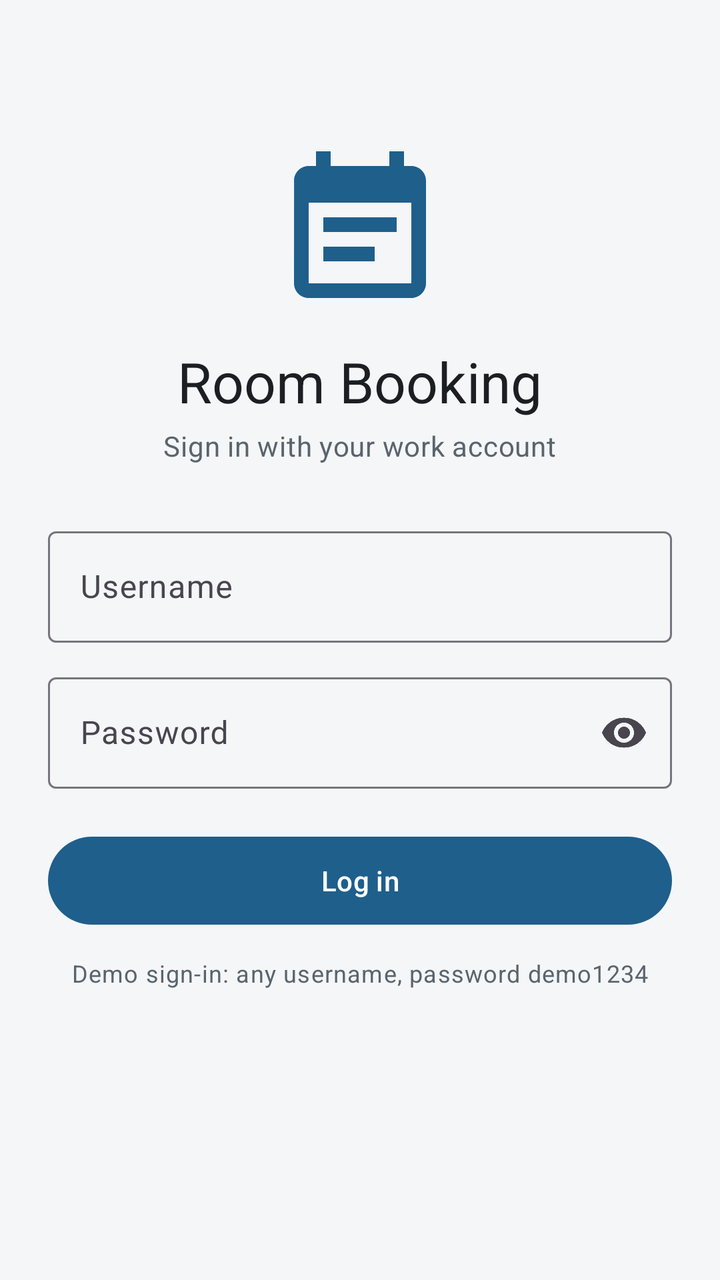
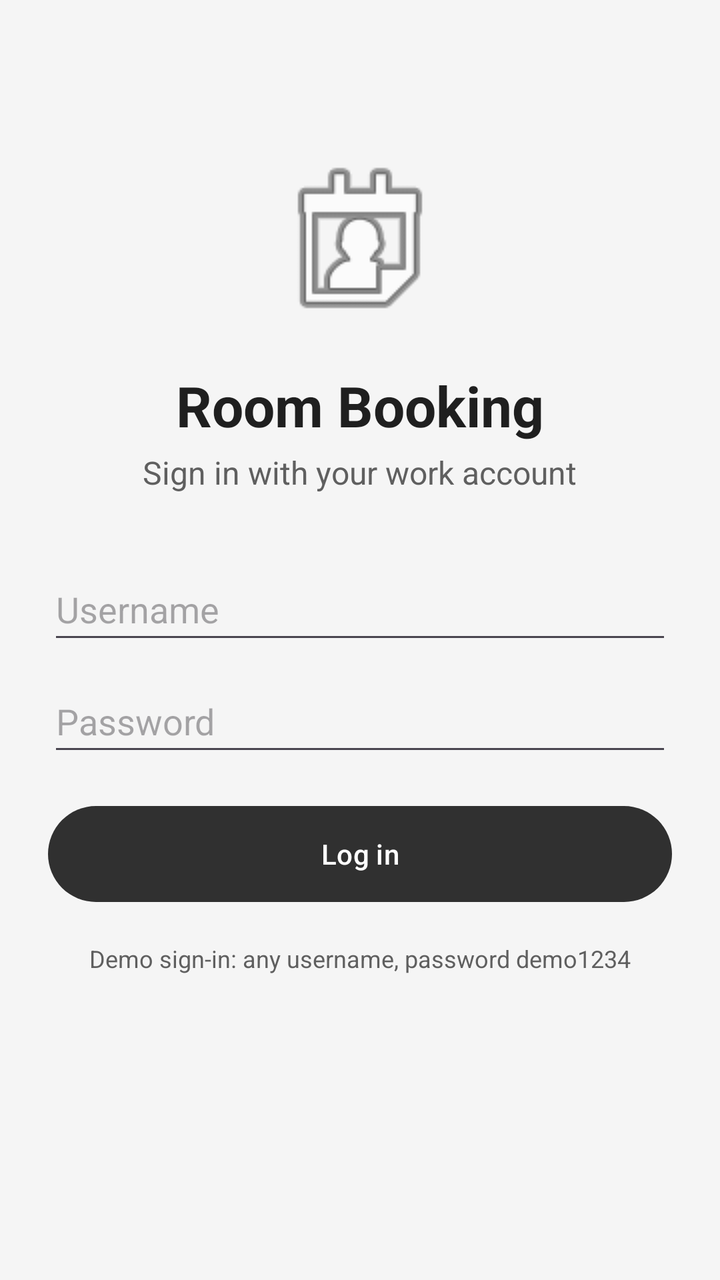

An Android layout rendered at two revisions. The XML below is the earlier revision; the diff shows what the commit changed to produce the second picture.
<!-- AndroidManifest.xml: application theme Theme.RoomBooking -->
<!-- res/layout/activity_login.xml -->
<?xml version="1.0" encoding="utf-8"?>
<ScrollView xmlns:android="http://schemas.android.com/apk/res/android"
    xmlns:app="http://schemas.android.com/apk/res-auto"
    xmlns:tools="http://schemas.android.com/tools"
    android:layout_width="match_parent"
    android:layout_height="match_parent"
    android:fillViewport="true">

    <LinearLayout
        android:layout_width="match_parent"
        android:layout_height="wrap_content"
        android:gravity="center_horizontal"
        android:orientation="vertical"
        android:padding="24dp">

        <ImageView
            android:layout_width="88dp"
            android:layout_height="88dp"
            android:layout_marginTop="48dp"
            android:contentDescription="@string/logo_description"
            android:src="@drawable/ic_event_note"
            app:tint="@color/brand" />

        <TextView
            android:layout_width="wrap_content"
            android:layout_height="wrap_content"
            android:layout_marginTop="12dp"
            android:text="@string/login_title"
            android:textAppearance="?attr/textAppearanceHeadlineMedium"
            android:textColor="@color/text_primary" />

        <TextView
            android:layout_width="wrap_content"
            android:layout_height="wrap_content"
            android:layout_marginTop="4dp"
            android:layout_marginBottom="28dp"
            android:text="@string/login_subtitle"
            android:textAppearance="?attr/textAppearanceBodyMedium"
            android:textColor="@color/text_secondary" />

        <com.google.android.material.textfield.TextInputLayout
            android:id="@+id/user_layout"
            style="@style/Widget.Material3.TextInputLayout.OutlinedBox"
            android:layout_width="match_parent"
            android:layout_height="wrap_content"
            android:hint="@string/hint_username">

            <com.google.android.material.textfield.TextInputEditText
                android:id="@+id/et_user"
                android:layout_width="match_parent"
                android:layout_height="wrap_content"
                android:inputType="textEmailAddress"
                android:minHeight="48dp" />
        </com.google.android.material.textfield.TextInputLayout>

        <com.google.android.material.textfield.TextInputLayout
            android:id="@+id/pass_layout"
            style="@style/Widget.Material3.TextInputLayout.OutlinedBox"
            android:layout_width="match_parent"
            android:layout_height="wrap_content"
            android:layout_marginTop="12dp"
            android:hint="@string/hint_password"
            app:endIconMode="password_toggle">

            <com.google.android.material.textfield.TextInputEditText
                android:id="@+id/et_pass"
                android:layout_width="match_parent"
                android:layout_height="wrap_content"
                android:inputType="textPassword"
                android:minHeight="48dp" />
        </com.google.android.material.textfield.TextInputLayout>

        <TextView
            android:id="@+id/tv_login_error"
            android:layout_width="wrap_content"
            android:layout_height="wrap_content"
            android:layout_marginTop="8dp"
            android:text="@string/error_wrong_credentials"
            android:textAppearance="?attr/textAppearanceBodyMedium"
            android:textColor="@color/error_text"
            android:visibility="gone" />

        <com.google.android.material.button.MaterialButton
            android:id="@+id/btn_login"
            android:layout_width="match_parent"
            android:layout_height="wrap_content"
            android:layout_marginTop="20dp"
            android:minHeight="52dp"
            android:text="@string/login_button" />

        <TextView
            android:layout_width="wrap_content"
            android:layout_height="wrap_content"
            android:layout_marginTop="12dp"
            android:text="@string/login_demo_hint"
            android:textAppearance="?attr/textAppearanceBodySmall"
            android:textColor="@color/text_secondary" />

    </LinearLayout>
</ScrollView>
<!-- resources referenced by this layout -->
<resources>
  <color name="brand">#1F5F8B</color>
  <color name="error_text">#B3261E</color>
  <color name="text_primary">#1B1F23</color>
  <color name="text_secondary">#5A646E</color>
  <!-- drawable ic_event_note (drawable) -->
  <?xml version="1.0" encoding="utf-8"?>
  <vector xmlns:android="http://schemas.android.com/apk/res/android"
      android:width="24dp"
      android:height="24dp"
      android:viewportWidth="24"
      android:viewportHeight="24"
      android:tint="?attr/colorControlNormal">
      <path
          android:fillColor="@android:color/white"
          android:pathData="M17,10H7v2h10v-2zM19,3h-1V1h-2v2H8V1H6v2H5c-1.11,0 -1.99,0.9 -1.99,2L3,19c0,1.1 0.89,2 2,2h14c1.1,0 2,-0.9 2,-2V5c0,-1.1 -0.9,-2 -2,-2zM19,19H5V8h14v11zM14,14H7v2h7v-2z" />
  </vector>
  <string name="error_wrong_credentials">Wrong username or password</string>
  <string name="hint_password">Password</string>
  <string name="hint_username">Username</string>
  <string name="login_button">Log in</string>
  <string name="login_demo_hint">Demo sign-in: any username, password demo1234</string>
  <string name="login_subtitle">Sign in with your work account</string>
  <string name="login_title">Room Booking</string>
  <string name="logo_description">Room Booking app logo</string>
  <style name="Theme.RoomBooking" parent="Theme.Material3.Light.NoActionBar">
          <item name="colorPrimary">@color/brand</item>
          <item name="colorOnPrimary">@color/white</item>
          <item name="colorSecondary">@color/brand_dark</item>
          <item name="android:colorBackground">@color/background</item>
          <item name="android:windowBackground">@color/background</item>
          <item name="android:statusBarColor">@color/background</item>
          <item name="android:windowLightStatusBar">true</item>
      </style>
  <color name="white">#FFFFFF</color>
  <color name="brand_dark">#163F5C</color>
  <color name="background">#F4F6F8</color>
</resources>

<!-- the commit's change to res/layout/activity_login.xml (unified diff, before → after) -->
@@ -1,7 +1,5 @@
 <?xml version="1.0" encoding="utf-8"?>
 <ScrollView xmlns:android="http://schemas.android.com/apk/res/android"
-    xmlns:app="http://schemas.android.com/apk/res-auto"
-    xmlns:tools="http://schemas.android.com/tools"
     android:layout_width="match_parent"
     android:layout_height="match_parent"
     android:fillViewport="true">
@@ -14,87 +12,72 @@
         android:padding="24dp">
 
         <ImageView
-            android:layout_width="88dp"
-            android:layout_height="88dp"
+            android:layout_width="96dp"
+            android:layout_height="96dp"
             android:layout_marginTop="48dp"
             android:contentDescription="@string/logo_description"
-            android:src="@drawable/ic_event_note"
-            app:tint="@color/brand" />
+            android:src="@android:drawable/ic_menu_my_calendar" />
 
         <TextView
             android:layout_width="wrap_content"
             android:layout_height="wrap_content"
-            android:layout_marginTop="12dp"
+            android:layout_marginTop="16dp"
             android:text="@string/login_title"
-            android:textAppearance="?attr/textAppearanceHeadlineMedium"
-            android:textColor="@color/text_primary" />
+            android:textColor="@color/text_primary"
+            android:textSize="28sp"
+            android:textStyle="bold" />
 
         <TextView
             android:layout_width="wrap_content"
             android:layout_height="wrap_content"
             android:layout_marginTop="4dp"
-            android:layout_marginBottom="28dp"
             android:text="@string/login_subtitle"
-            android:textAppearance="?attr/textAppearanceBodyMedium"
-            android:textColor="@color/text_secondary" />
+            android:textColor="@color/text_secondary"
+            android:textSize="16sp" />
 
-        <com.google.android.material.textfield.TextInputLayout
-            android:id="@+id/user_layout"
-            style="@style/Widget.Material3.TextInputLayout.OutlinedBox"
+        <EditText
+            android:id="@+id/et_user"
             android:layout_width="match_parent"
             android:layout_height="wrap_content"
-            android:hint="@string/hint_username">
+            android:layout_marginTop="32dp"
+            android:autofillHints="username"
+            android:hint="@string/hint_username"
+            android:inputType="textEmailAddress"
+            android:minHeight="48dp" />
 
-            <com.google.android.material.textfield.TextInputEditText
-                android:id="@+id/et_user"
-                android:layout_width="match_parent"
-                android:layout_height="wrap_content"
-                android:inputType="textEmailAddress"
-                android:minHeight="48dp" />
-        </com.google.android.material.textfield.TextInputLayout>
-
-        <com.google.android.material.textfield.TextInputLayout
-            android:id="@+id/pass_layout"
-            style="@style/Widget.Material3.TextInputLayout.OutlinedBox"
+        <EditText
+            android:id="@+id/et_pass"
             android:layout_width="match_parent"
             android:layout_height="wrap_content"
-            android:layout_marginTop="12dp"
+            android:layout_marginTop="8dp"
+            android:autofillHints="password"
             android:hint="@string/hint_password"
-            app:endIconMode="password_toggle">
-
-            <com.google.android.material.textfield.TextInputEditText
-                android:id="@+id/et_pass"
-                android:layout_width="match_parent"
-                android:layout_height="wrap_content"
-                android:inputType="textPassword"
-                android:minHeight="48dp" />
-        </com.google.android.material.textfield.TextInputLayout>
+            android:inputType="textPassword"
+            android:minHeight="48dp" />
 
         <TextView
             android:id="@+id/tv_login_error"
-            android:layout_width="wrap_content"
+            android:layout_width="match_parent"
             android:layout_height="wrap_content"
             android:layout_marginTop="8dp"
             android:text="@string/error_wrong_credentials"
-            android:textAppearance="?attr/textAppearanceBodyMedium"
             android:textColor="@color/error_text"
             android:visibility="gone" />
 
-        <com.google.android.material.button.MaterialButton
+        <Button
             android:id="@+id/btn_login"
             android:layout_width="match_parent"
             android:layout_height="wrap_content"
-            android:layout_marginTop="20dp"
-            android:minHeight="52dp"
+            android:layout_marginTop="16dp"
+            android:minHeight="56dp"
             android:text="@string/login_button" />
 
         <TextView
             android:layout_width="wrap_content"
             android:layout_height="wrap_content"
-            android:layout_marginTop="12dp"
+            android:layout_marginTop="16dp"
             android:text="@string/login_demo_hint"
-            android:textAppearance="?attr/textAppearanceBodySmall"
-            android:textColor="@color/text_secondary" />
-
+            android:textColor="@color/text_secondary"
+            android:textSize="12sp" />
     </LinearLayout>
 </ScrollView>
<!-- resource entries referenced after the edit -->
@@ -1,21 +1,8 @@
 <!-- resources referenced by this layout -->
 <resources>
-  <color name="brand">#1F5F8B</color>
   <color name="error_text">#B3261E</color>
-  <color name="text_primary">#1B1F23</color>
-  <color name="text_secondary">#5A646E</color>
-  <!-- drawable ic_event_note (drawable) -->
-  <?xml version="1.0" encoding="utf-8"?>
-  <vector xmlns:android="http://schemas.android.com/apk/res/android"
-      android:width="24dp"
-      android:height="24dp"
-      android:viewportWidth="24"
-      android:viewportHeight="24"
-      android:tint="?attr/colorControlNormal">
-      <path
-          android:fillColor="@android:color/white"
-          android:pathData="M17,10H7v2h10v-2zM19,3h-1V1h-2v2H8V1H6v2H5c-1.11,0 -1.99,0.9 -1.99,2L3,19c0,1.1 0.89,2 2,2h14c1.1,0 2,-0.9 2,-2V5c0,-1.1 -0.9,-2 -2,-2zM19,19H5V8h14v11zM14,14H7v2h7v-2z" />
-  </vector>
+  <color name="text_primary">#1F1F1F</color>
+  <color name="text_secondary">#5F5F5F</color>
   <string name="error_wrong_credentials">Wrong username or password</string>
   <string name="hint_password">Password</string>
   <string name="hint_username">Username</string>
@@ -24,17 +11,13 @@
   <string name="login_subtitle">Sign in with your work account</string>
   <string name="login_title">Room Booking</string>
   <string name="logo_description">Room Booking app logo</string>
-  <style name="Theme.RoomBooking" parent="Theme.Material3.Light.NoActionBar">
-          <item name="colorPrimary">@color/brand</item>
-          <item name="colorOnPrimary">@color/white</item>
-          <item name="colorSecondary">@color/brand_dark</item>
-          <item name="android:colorBackground">@color/background</item>
-          <item name="android:windowBackground">@color/background</item>
-          <item name="android:statusBarColor">@color/background</item>
-          <item name="android:windowLightStatusBar">true</item>
+  <style name="Theme.RoomBooking" parent="Theme.Material3.DayNight">
+          <item name="colorPrimary">@color/accent</item>
+          <item name="colorOnPrimary">@color/on_accent</item>
+          <item name="android:windowBackground">@color/screen_bg</item>
       </style>
-  <color name="white">#FFFFFF</color>
-  <color name="brand_dark">#163F5C</color>
-  <color name="background">#F4F6F8</color>
+  <color name="accent">#303030</color>
+  <color name="on_accent">#FFFFFF</color>
+  <color name="screen_bg">#F5F5F5</color>
 </resources>
 
